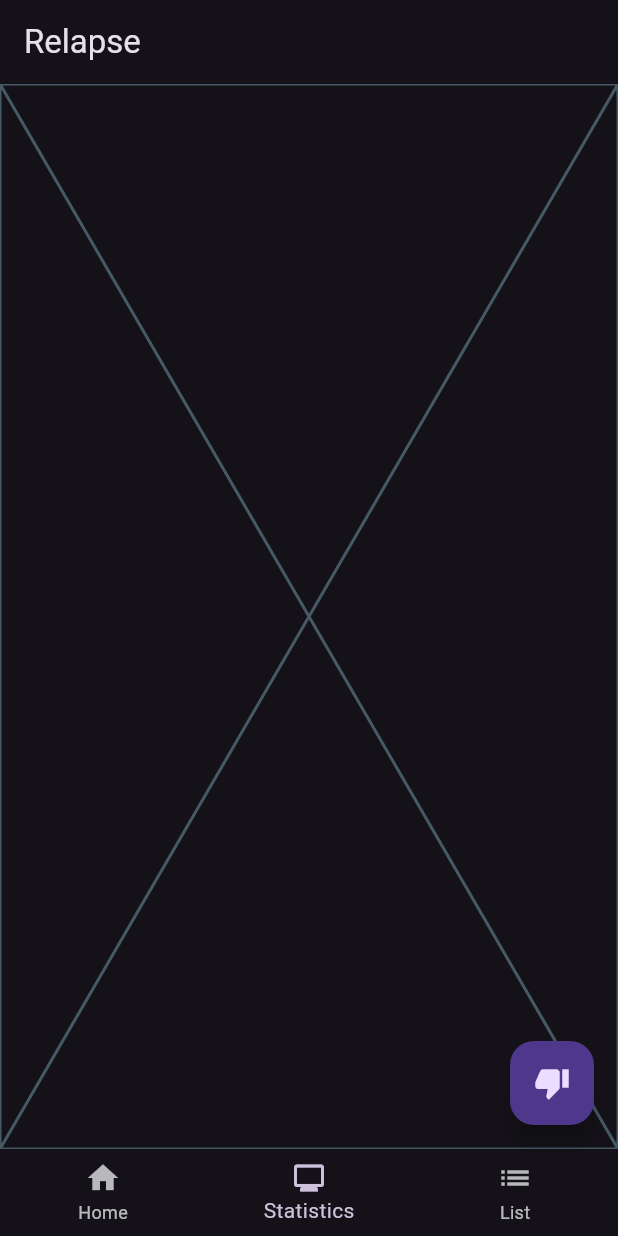
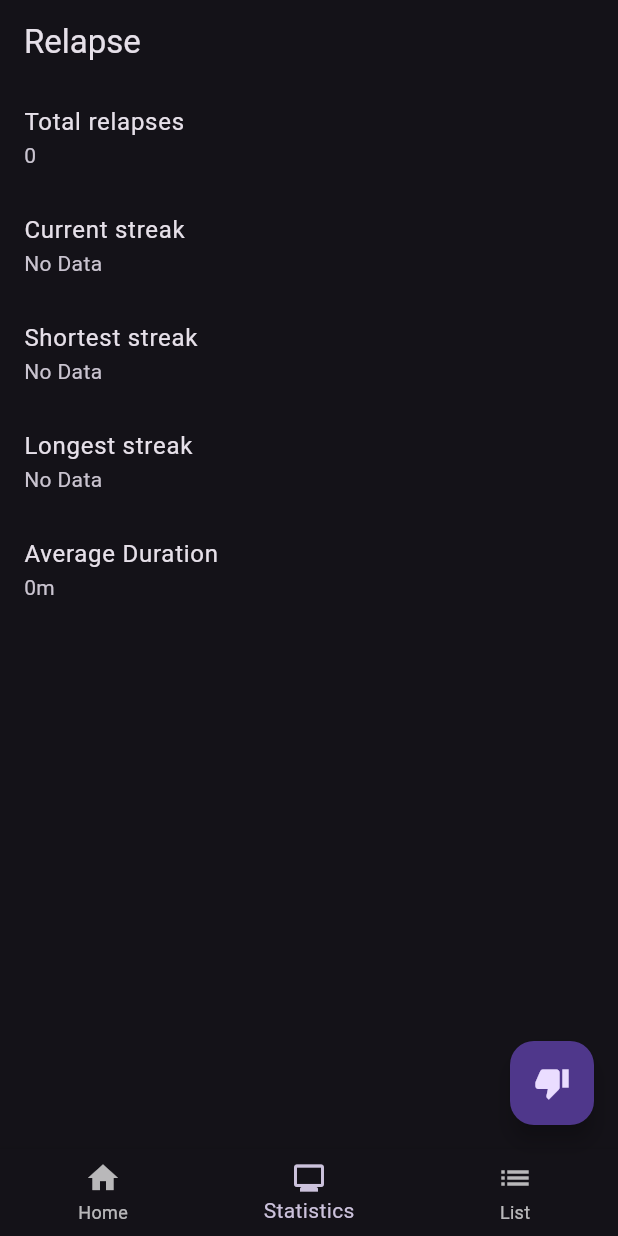
Before and after one commit to prijindal/habbit_tracker, a Flutter app: the screen it shows after launch, item 2 of the bottom bar chosen, on a phone screen of 412 x 824 dp. Run offline on Flutter 3.47's test engine with Material 2 defaults, Android fonts, the phone set to English and light mode, and no system bars; our stand-ins replace date_field, drift; accounts and stored records are empty; generated files the repository leaves out were written again; statements that could not run were skipped.

Commit message:
Added stats page

```diff
--- a/lib/components/counter.dart
+++ b/lib/components/counter.dart
@@ -1,6 +1,7 @@
 import 'dart:async';
 
 import 'package:flutter/material.dart';
+import 'package:relapse/helpers/stats.dart';
 import 'package:relapse/models/drift.dart';
 
 class CounterSubPage extends StatefulWidget {
@@ -38,11 +39,9 @@ class _CounterSubPageState extends State<CounterSubPage> {
 
   Widget _daysSince() {
     var text = "No Data";
-    final relapses = widget.relapses;
-    if (relapses != null && relapses.isNotEmpty) {
-      final daysSince =
-          DateTime.now().difference(relapses[0].creationTime).inDays;
-      text = "$daysSince Days";
+    final streak = currentStreak(widget.relapses);
+    if (streak != null) {
+      text = "${streak.inDays} Days";
     }
     return Text(
       text,
@@ -53,14 +52,16 @@ class _CounterSubPageState extends State<CounterSubPage> {
   }
 
   String durationToStreak(Duration streak) {
-    return "${streak.inDays}d ${streak.inHours % 24}m ${streak.inMinutes % 60}m ${streak.inSeconds % 60}s";
+    return "${streak.inDays}d ${streak.inHours % 24}h ${streak.inMinutes % 60}m ${streak.inSeconds % 60}s";
   }
 
   void _setCurrentStreak() {
     var text = "No Data";
-    final relapses = widget.relapses;
-    if (relapses != null && relapses.isNotEmpty) {
-      final streak = DateTime.now().difference(relapses[0].creationTime);
+    final streak = currentStreak(widget.relapses);
+    if (streak != null) {
+      text = "${streak.inDays} Days";
+    }
+    if (streak != null) {
       text = "Current Streak: ${durationToStreak(streak)}";
     }
     setState(() {
@@ -70,16 +71,8 @@ class _CounterSubPageState extends State<CounterSubPage> {
 
   void _setLargestStreak() {
     var text = "No Data";
-    final relapses = widget.relapses;
-    if (relapses != null && relapses.isNotEmpty) {
-      Duration streak = DateTime.now().difference(relapses[0].creationTime);
-      for (var i = 1; i < relapses.length; i++) {
-        final newStreak =
-            relapses[i - 1].creationTime.difference(relapses[i].creationTime);
-        if (newStreak > streak) {
-          streak = newStreak;
-        }
-      }
+    final streak = longestStreak(widget.relapses);
+    if (streak != null) {
       text = "Longest Streak: ${durationToStreak(streak)}";
     }
     setState(() {
--- a/lib/components/listrelapses.dart
+++ b/lib/components/listrelapses.dart
@@ -1,7 +1,5 @@
-import 'dart:async';
-
-import 'package:drift/drift.dart';
 import 'package:flutter/material.dart';
+import 'package:intl/intl.dart';
 import 'package:relapse/models/drift.dart';
 
 class ListRelapsesSubPage extends StatefulWidget {
@@ -17,13 +15,17 @@ class ListRelapsesSubPage extends StatefulWidget {
 }
 
 class _ListRelapsesSubPageState extends State<ListRelapsesSubPage> {
+  String _formatDate(DateTime date) {
+    return "${DateFormat.yMMMEd().format(date)} ${DateFormat.jm().format(date)}";
+  }
+
   void _confirmDelete(RelapseData relapse) {
     showDialog(
       context: context,
       builder: (BuildContext context) {
         return AlertDialog(
           title: const Text("Are you sure you want to delete"),
-          content: Text(relapse.creationTime.toString()),
+          content: Text(_formatDate(relapse.creationTime)),
           actions: [
             TextButton(
               onPressed: () {
@@ -50,6 +52,7 @@ class _ListRelapsesSubPageState extends State<ListRelapsesSubPage> {
   Widget build(BuildContext context) {
     final relapses = widget.relapses;
     return ListView.builder(
+      padding: EdgeInsets.fromLTRB(0, 0, 0, 80),
       itemCount: relapses != null ? relapses.length : 1,
       itemBuilder: (BuildContext context, int index) {
         if (relapses == null) {
@@ -57,9 +60,11 @@ class _ListRelapsesSubPageState extends State<ListRelapsesSubPage> {
         }
         final relapse = relapses[index];
         return ListTile(
-          title: Text(relapse.creationTime.toString()),
+          title: Text(_formatDate(relapse.creationTime)),
           subtitle:
-              relapse.description == null ? null : Text(relapse.description!),
+              (relapse.description == null || relapse.description!.isEmpty)
+                  ? null
+                  : Text(relapse.description!),
           trailing: IconButton(
             icon: const Icon(Icons.delete),
             onPressed: () {
--- a/lib/components/statistics.dart
+++ b/lib/components/statistics.dart
@@ -1,10 +1,68 @@
 import 'package:flutter/material.dart';
+import '../helpers/stats.dart';
+import '../models/drift.dart';
 
-class StatisticsSubPage extends StatelessWidget {
-  const StatisticsSubPage({super.key});
+class StatisticsSubPage extends StatefulWidget {
+  const StatisticsSubPage({
+    super.key,
+    required this.relapses,
+  });
+
+  final List<RelapseData>? relapses;
+
+  @override
+  State<StatisticsSubPage> createState() => _StatisticsSubPageState();
+}
+
+class _StatisticsSubPageState extends State<StatisticsSubPage> {
+  String durationToStreak(Duration? streak) {
+    if (streak == null) {
+      return "No Data";
+    }
+    if (streak.inDays > 0) {
+      return "${streak.inDays}d ${streak.inHours % 24}h";
+    }
+    if (streak.inHours > 0) {
+      return "${streak.inHours % 24}h ${streak.inMinutes % 60}m";
+    }
+    return "${streak.inMinutes % 60}m";
+  }
 
   @override
   Widget build(BuildContext context) {
-    return const Placeholder();
+    return ListView(
+      children: [
+        ListTile(
+          title: const Text("Total relapses"),
+          subtitle: Text(
+            (widget.relapses?.length ?? 0).toString(),
+          ),
+        ),
+        ListTile(
+          title: const Text("Current streak"),
+          subtitle: Text(
+            durationToStreak(currentStreak(widget.relapses)),
+          ),
+        ),
+        ListTile(
+          title: const Text("Shortest streak"),
+          subtitle: Text(
+            durationToStreak(shortestStreak(widget.relapses)),
+          ),
+        ),
+        ListTile(
+          title: const Text("Longest streak"),
+          subtitle: Text(
+            durationToStreak(longestStreak(widget.relapses)),
+          ),
+        ),
+        ListTile(
+          title: const Text("Average Duration"),
+          subtitle: Text(
+            durationToStreak(averageDuration(widget.relapses)),
+          ),
+        )
+      ],
+    );
   }
 }
--- /dev/null
+++ b/lib/helpers/stats.dart
@@ -0,0 +1,49 @@
+import '../models/drift.dart';
+
+Duration? currentStreak(List<RelapseData>? relapses) {
+  if (relapses != null && relapses.isNotEmpty) {
+    return DateTime.now().difference(relapses[0].creationTime);
+  }
+  return null;
+}
+
+Duration? longestStreak(List<RelapseData>? relapses) {
+  if (relapses != null && relapses.isNotEmpty) {
+    return allDurations(relapses).last;
+  }
+  return null;
+}
+
+Duration? shortestStreak(List<RelapseData>? relapses) {
+  if (relapses != null && relapses.isNotEmpty) {
+    return allDurations(relapses).first;
+  }
+  return null;
+}
+
+List<Duration> allDurations(List<RelapseData>? relapses) {
+  final List<Duration> allDurations = [];
+  if (relapses != null && relapses.isNotEmpty) {
+    allDurations.add(DateTime.now().difference(relapses[0].creationTime));
+    for (var i = 1; i < relapses.length; i++) {
+      final newStreak =
+          relapses[i - 1].creationTime.difference(relapses[i].creationTime);
+      allDurations.add(newStreak);
+    }
+  }
+  return allDurations
+    ..sort((value, element) => value.inSeconds - element.inSeconds);
+}
+
+Duration averageDuration(List<RelapseData>? relapses) {
+  final List<Duration> durations = allDurations(relapses);
+  Duration totalDuration = const Duration();
+  for (var duration in durations) {
+    totalDuration += duration;
+  }
+  if (durations.isNotEmpty) {
+    return Duration(
+        seconds: (totalDuration.inSeconds / durations.length).round());
+  }
+  return const Duration();
+}
--- a/lib/pages/home.dart
+++ b/lib/pages/home.dart
@@ -19,16 +19,18 @@ class MyHomePage extends StatefulWidget {
 class _MyHomePageState extends State<MyHomePage> {
   int _selectedIndex = 0;
   Widget _getWidget() {
-    final List<Widget> _widgetOptions = <Widget>[
+    final List<Widget> widgetOptions = <Widget>[
       CounterSubPage(
         relapses: _relapses,
       ),
-      StatisticsSubPage(),
+      StatisticsSubPage(
+        relapses: _relapses,
+      ),
       ListRelapsesSubPage(
         relapses: _relapses,
       ),
     ];
-    return _widgetOptions.elementAt(_selectedIndex);
+    return widgetOptions.elementAt(_selectedIndex);
   }
 
   List<RelapseData>? _relapses;
--- a/pubspec.yaml
+++ b/pubspec.yaml
@@ -40,6 +40,7 @@ dependencies:
   path_provider: ^2.0.0
   path: ^1.8.2
   date_field: ^3.0.2
+  intl: ^0.17.0
 
 dev_dependencies:
   flutter_test:
```
Also changed, not shown: pubspec.lock, 1 other file.
